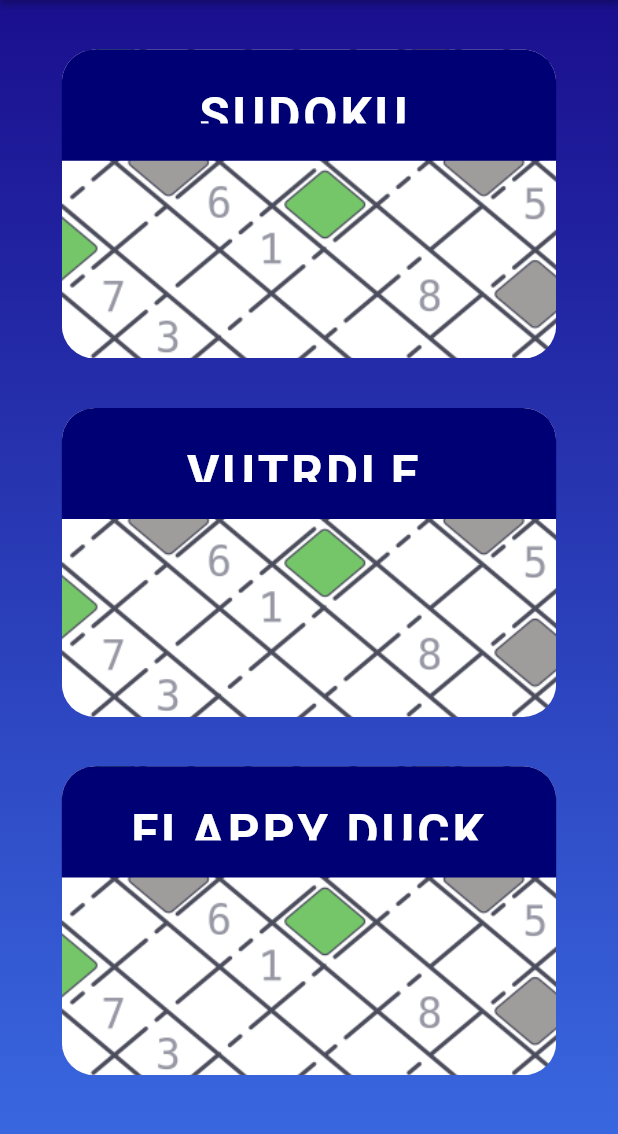
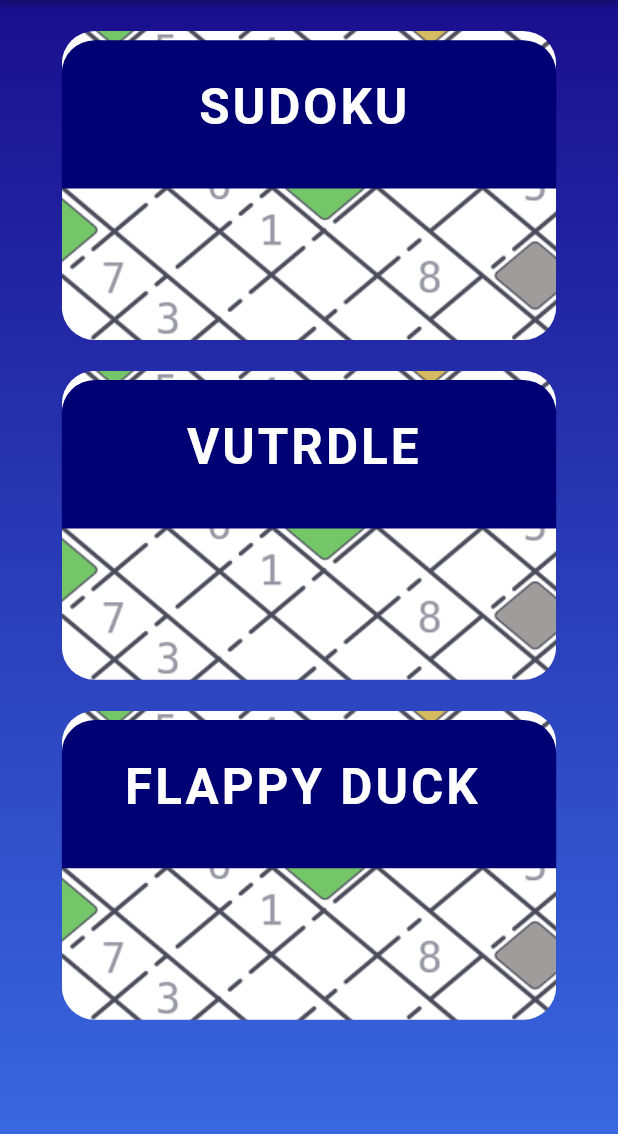
Before and after one commit to marekspirka/ITU-Halt, a Flutter app: the screen it shows after launch, on a phone screen of 412 x 824 dp, the part 90-1224 px from its top. Run offline on Flutter 3.47's test engine with Material 2 defaults, Android fonts, the phone set to English and light mode, and no system bars; project files that could hold a hidden picture were left out.

Commit message:
Pls really

```diff
--- a/lib/screens/ChooseGame/main_screen.dart
+++ b/lib/screens/ChooseGame/main_screen.dart
@@ -49,7 +49,7 @@
       child: Container(
         height: screenHeight * 0.25,
         width: screenWidth * 0.8,
-        margin: EdgeInsets.only(top: MediaQuery.of(context).size.width * 0.08),
+        margin: EdgeInsets.only(top: MediaQuery.of(context).size.width * 0.05),
         decoration: BoxDecoration(
             image: const DecorationImage(
                 image: AssetImage('assets/images/pattern.png'),
@@ -59,8 +59,8 @@
           children: <Widget>[
             Container(
               margin: EdgeInsets.only(
-                  bottom: MediaQuery.of(context).size.width * 0.32),
-              height: screenHeight * 0.11,
+                  bottom: MediaQuery.of(context).size.width * 0.23),
+              height: screenHeight * 0.12,
               width: screenWidth * 0.8,
               padding: EdgeInsets.symmetric(
                   vertical: screenHeight * 0.03,
@@ -97,7 +97,7 @@
       child: Container(
         height: screenHeight * 0.25,
         width: screenWidth * 0.8,
-        margin: EdgeInsets.only(top: MediaQuery.of(context).size.width * 0.08),
+        margin: EdgeInsets.only(top: MediaQuery.of(context).size.width * 0.05),
         decoration: BoxDecoration(
             image: const DecorationImage(
                 image: AssetImage('assets/images/pattern.png'),
@@ -107,7 +107,7 @@
           children: <Widget>[
             Container(
               margin: EdgeInsets.only(
-                  bottom: MediaQuery.of(context).size.width * 0.32),
+                  bottom: MediaQuery.of(context).size.width * 0.23),
               height: screenHeight * 0.12,
               width: screenWidth * 0.8,
               padding: EdgeInsets.symmetric(
@@ -145,7 +145,7 @@
       child: Container(
         height: screenHeight * 0.25,
         width: screenWidth * 0.8,
-        margin: EdgeInsets.only(top: MediaQuery.of(context).size.width * 0.08),
+        margin: EdgeInsets.only(top: MediaQuery.of(context).size.width * 0.05),
         decoration: BoxDecoration(
             image: const DecorationImage(
                 image: AssetImage('assets/images/pattern.png'),
@@ -155,12 +155,12 @@
           children: <Widget>[
             Container(
               margin: EdgeInsets.only(
-                  bottom: MediaQuery.of(context).size.width * 0.32),
+                  bottom: MediaQuery.of(context).size.width * 0.23),
               height: screenHeight * 0.12,
               width: screenWidth * 0.8,
               padding: EdgeInsets.symmetric(
                   vertical: screenHeight * 0.03,
-                  horizontal: screenWidth * 0.11),
+                  horizontal: screenWidth * 0.10),
               decoration: const BoxDecoration(
                   color: Color(0xff000075),
                   borderRadius: BorderRadius.only(
```
